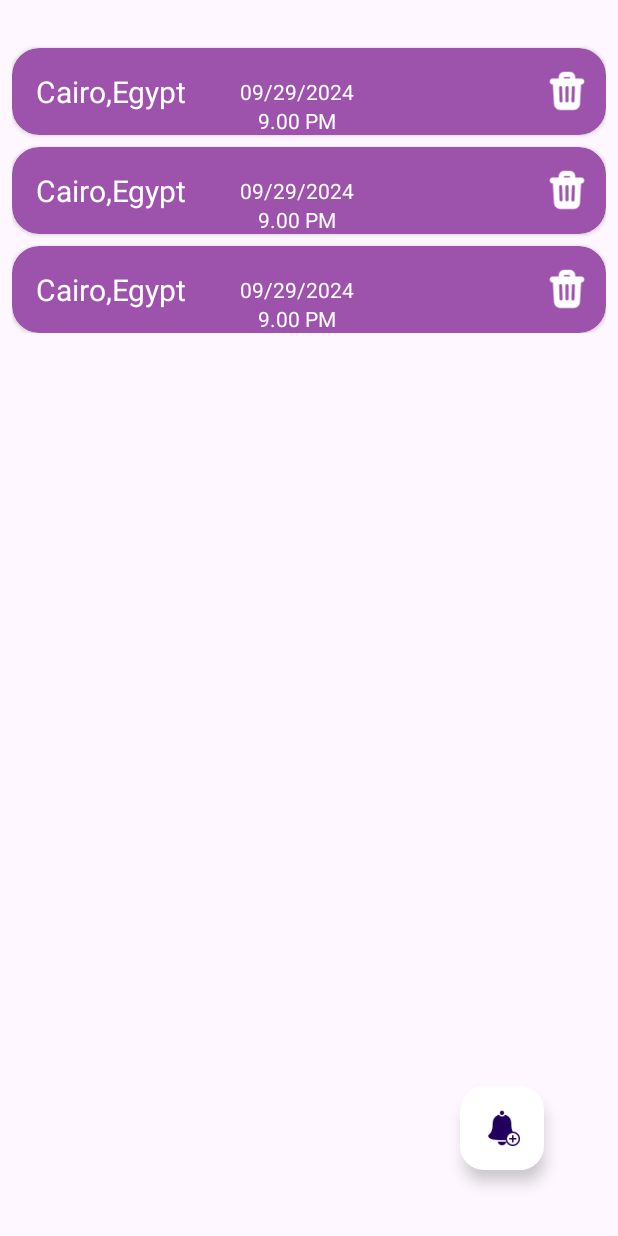
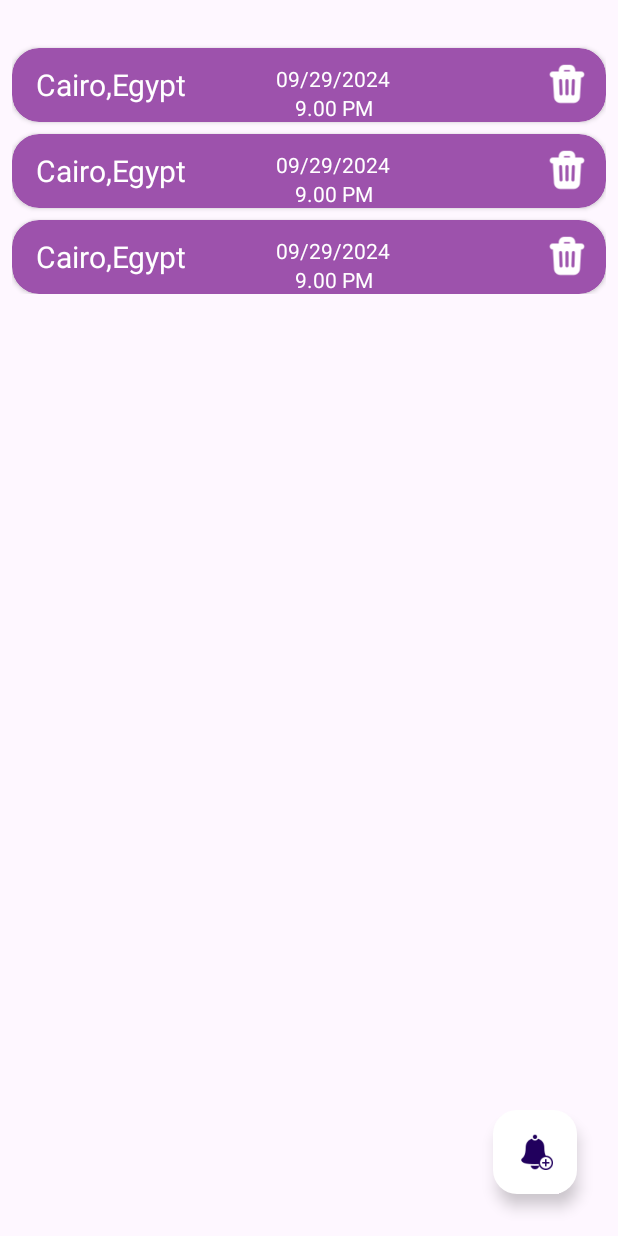
Before and after one commit to mohammedheshm/Weather-App, an Android app: the layout fragment_alert.xml on its own in the app's theme, with its tools: preview values and no code run, on a phone screen of 412 x 824 dp. Run offline under Robolectric (Android 15) with nearby library versions, the phone set to English and light mode, and no system bars.

Commit message:
Modify Ui  of Alert fragment to be compatible with screen

```diff
--- a/app/src/main/res/layout/alert_item.xml
+++ b/app/src/main/res/layout/alert_item.xml
@@ -38,8 +38,10 @@
             android:textColor="@color/white"
             app:layout_constraintBottom_toBottomOf="parent"
             app:layout_constraintEnd_toEndOf="parent"
+            app:layout_constraintHorizontal_bias="0.578"
             app:layout_constraintStart_toStartOf="parent"
             app:layout_constraintTop_toTopOf="parent"
+            app:layout_constraintVertical_bias="0.354"
             tools:text="09/29/2024" />
 
         <TextView
@@ -47,6 +49,7 @@
             android:layout_width="wrap_content"
             android:layout_height="wrap_content"
             android:textColor="@color/white"
+            app:layout_constraintHorizontal_bias="0.521"
             app:layout_constraintLeft_toLeftOf="@id/tv_alert_date"
             app:layout_constraintRight_toRightOf="@id/tv_alert_date"
             app:layout_constraintTop_toBottomOf="@id/tv_alert_date"
--- a/app/src/main/res/layout/fragment_alert.xml
+++ b/app/src/main/res/layout/fragment_alert.xml
@@ -33,13 +33,13 @@
         android:id="@+id/fab_add_alert"
         android:layout_width="wrap_content"
         android:layout_height="wrap_content"
-        android:layout_marginBottom="44dp"
+        android:layout_marginBottom="28dp"
         android:backgroundTint="@color/white"
         android:contentDescription="@string/add_alert"
         android:src="@drawable/alert"
         app:layout_constraintBottom_toBottomOf="parent"
         app:layout_constraintEnd_toEndOf="parent"
-        app:layout_constraintHorizontal_bias="0.861"
+        app:layout_constraintHorizontal_bias="0.923"
         app:layout_constraintStart_toStartOf="parent" />
 
 </androidx.constraintlayout.widget.ConstraintLayout>
```
